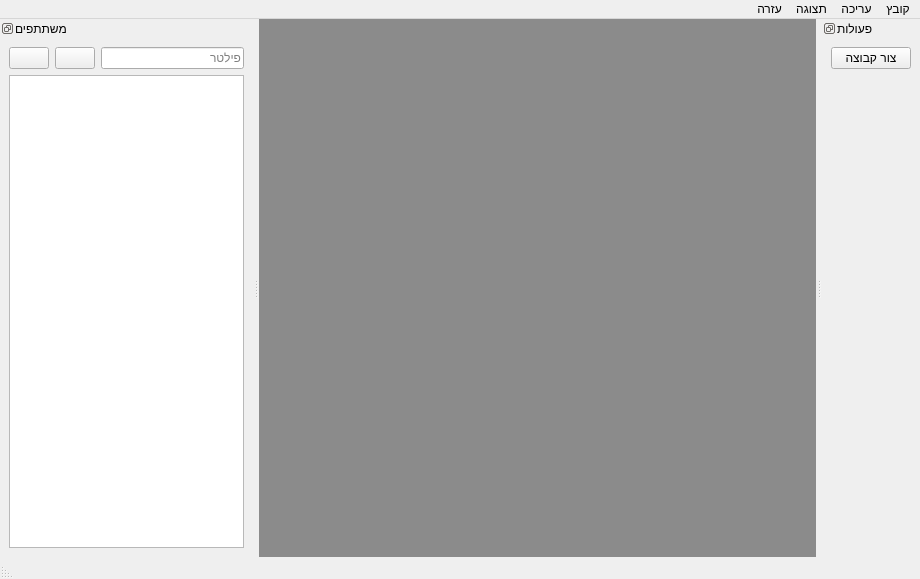
Qt form gui/resources/mainwindow.ui (PillowTweezers/PurMyun) before a commit.
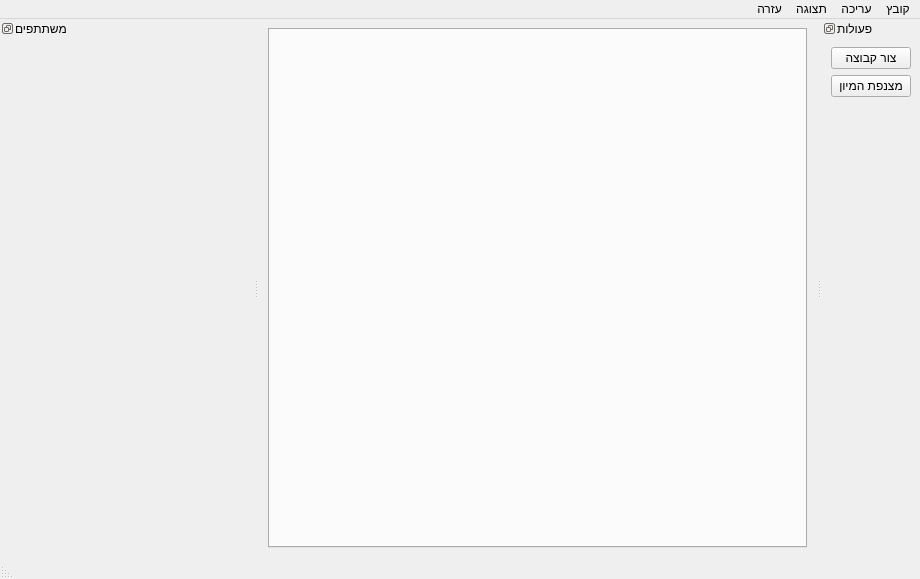
The same form after that commit. Icons and pictures are not drawn. Custom widgets are drawn as their Qt base class.

```diff
--- a/gui/resources/mainwindow.ui
+++ b/gui/resources/mainwindow.ui
@@ -24,8 +24,17 @@
   </property>
   <widget class="QWidget" name="centralwidget">
    <property name="styleSheet">
-    <string notr="true">background-color:rgb(139, 139, 139)</string>
+    <string notr="true"/>
    </property>
+   <layout class="QVBoxLayout" name="verticalLayout_3">
+    <item>
+     <widget class="QTabWidget" name="teamsTabWidget">
+      <property name="currentIndex">
+       <number>-1</number>
+      </property>
+     </widget>
+    </item>
+   </layout>
   </widget>
   <widget class="QMenuBar" name="menubar">
    <property name="geometry">
@@ -109,6 +118,13 @@
        </property>
       </widget>
      </item>
+     <item>
+      <widget class="QPushButton" name="assignTeamsBtn">
+       <property name="text">
+        <string>מצנפת המיון</string>
+       </property>
+      </widget>
+     </item>
      <item>
       <spacer name="verticalSpacer">
        <property name="orientation">
@@ -143,58 +159,25 @@
    </attribute>
    <widget class="QWidget" name="dockWidgetContents_2">
     <layout class="QVBoxLayout" name="verticalLayout_2">
+     <property name="leftMargin">
+      <number>0</number>
+     </property>
+     <property name="topMargin">
+      <number>0</number>
+     </property>
+     <property name="rightMargin">
+      <number>0</number>
+     </property>
+     <property name="bottomMargin">
+      <number>0</number>
+     </property>
      <item>
-      <layout class="QHBoxLayout" name="horizontalLayout">
-       <item>
-        <widget class="QLineEdit" name="participantsFilterLineEdt">
-         <property name="text">
-          <string/>
-         </property>
-         <property name="placeholderText">
-          <string>פילטר</string>
-         </property>
-        </widget>
-       </item>
-       <item>
-        <widget class="QPushButton" name="addParticipantBtn">
-         <property name="text">
-          <string/>
-         </property>
-         <property name="icon">
-          <iconset resource="mainwindow.qrc">
-           <normaloff>:/assets/add.png</normaloff>:/assets/add.png</iconset>
-         </property>
-        </widget>
-       </item>
-       <item>
-        <widget class="QPushButton" name="removeParticipantBtn">
-         <property name="text">
-          <string/>
-         </property>
-         <property name="icon">
-          <iconset resource="mainwindow.qrc">
-           <normaloff>:/assets/remove.png</normaloff>:/assets/remove.png</iconset>
-         </property>
-        </widget>
-       </item>
-      </layout>
-     </item>
-     <item>
-      <widget class="QTableWidget" name="participantsTableWidget">
-       <property name="minimumSize">
-        <size>
-         <width>0</width>
-         <height>454</height>
-        </size>
-       </property>
-       <property name="verticalScrollBarPolicy">
-        <enum>Qt::ScrollBarAsNeeded</enum>
-       </property>
-       <property name="horizontalScrollBarPolicy">
-        <enum>Qt::ScrollBarAsNeeded</enum>
-       </property>
-       <property name="sizeAdjustPolicy">
-        <enum>QAbstractScrollArea::AdjustToContents</enum>
+      <widget class="ParticipantTableWidget" name="participantsTableWidget" native="true">
+       <property name="sizePolicy">
+        <sizepolicy hsizetype="Expanding" vsizetype="Expanding">
+         <horstretch>0</horstretch>
+         <verstretch>0</verstretch>
+        </sizepolicy>
        </property>
       </widget>
      </item>
@@ -344,6 +327,14 @@
    </property>
   </action>
  </widget>
+ <customwidgets>
+  <customwidget>
+   <class>ParticipantTableWidget</class>
+   <extends>QWidget</extends>
+   <header>gui.ParticipantTableWidget</header>
+   <container>1</container>
+  </customwidget>
+ </customwidgets>
  <resources>
   <include location="mainwindow.qrc"/>
  </resources>
```
Left out of the diff: 2 changed lines with no effect on the pictures.
